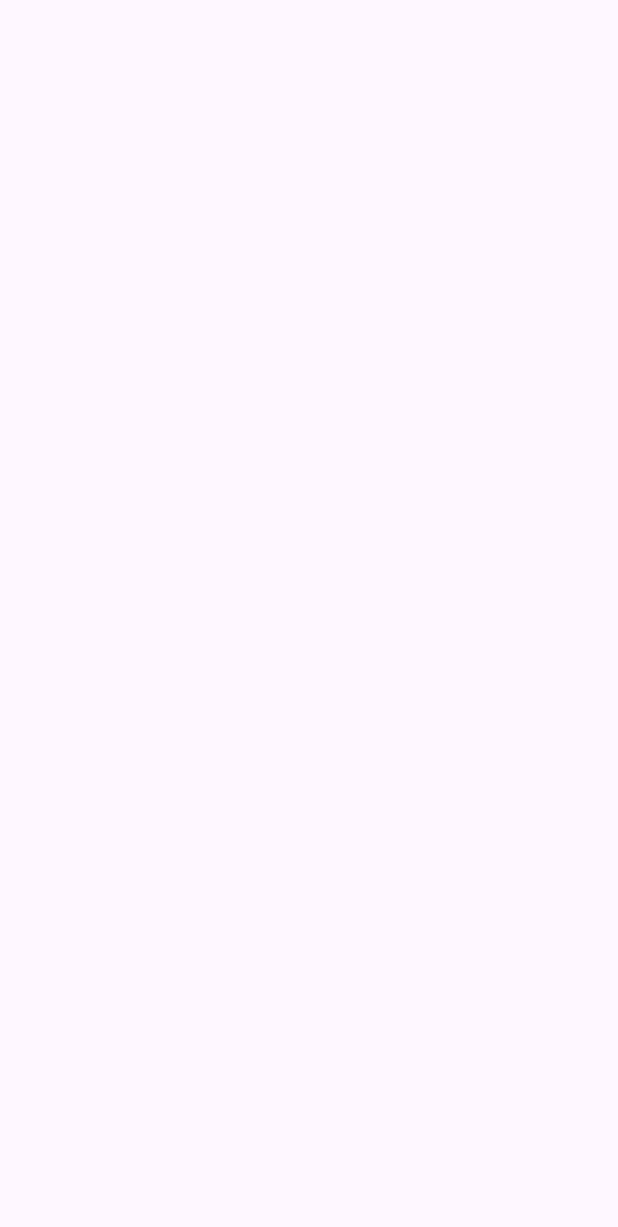
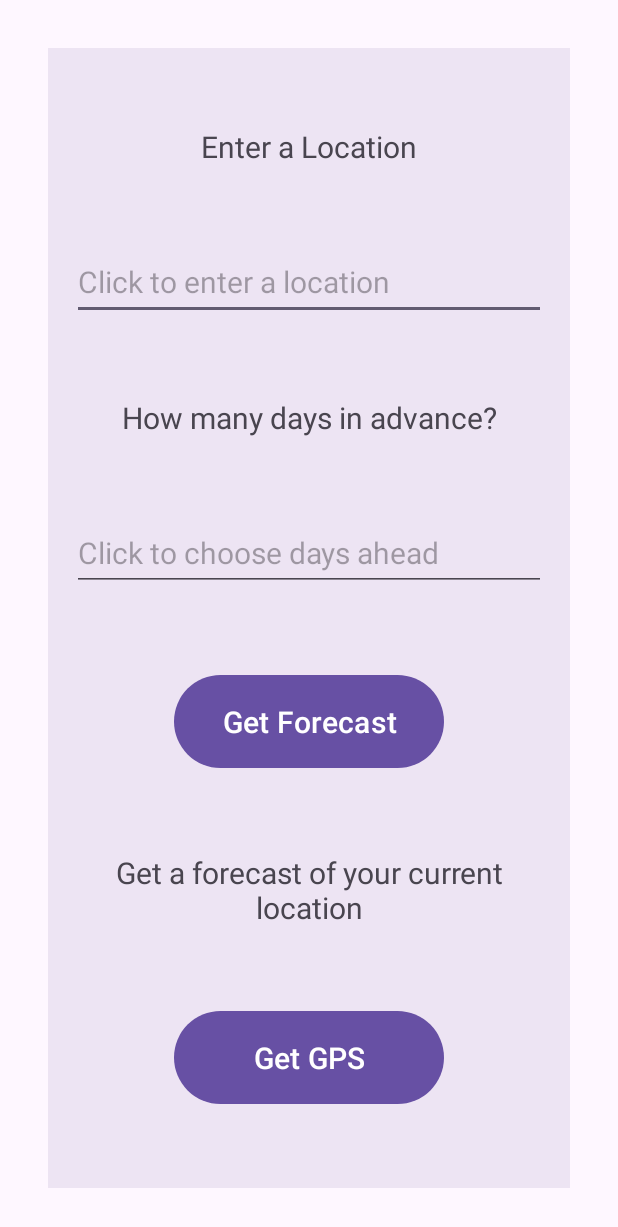
Before and after one commit to turradasam/WeatherApp, an Android app: the screen it shows after launch (MainActivity), on a phone screen of 412 x 824 dp. Before the commit the part shown is empty. Shown: the top 1227 px of the screen. Run offline under Robolectric (Android 15) with nearby library versions, the phone set to English and light mode, and no system bars.

Commit message:
More pages added.

```diff
--- a/app/build.gradle.kts
+++ b/app/build.gradle.kts
@@ -33,6 +33,7 @@ dependencies {
     implementation("androidx.appcompat:appcompat:1.6.1")
     implementation("com.google.android.material:material:1.8.0")
     implementation("androidx.constraintlayout:constraintlayout:2.1.4")
+    implementation("com.google.firebase:firebase-inappmessaging:20.4.0")
     testImplementation("junit:junit:4.13.2")
     androidTestImplementation("androidx.test.ext:junit:1.1.5")
     androidTestImplementation("androidx.test.espresso:espresso-core:3.5.1")
--- a/app/src/main/java/com/example/weatherapp/MainActivity.java
+++ b/app/src/main/java/com/example/weatherapp/MainActivity.java
@@ -2,16 +2,15 @@ package com.example.weatherapp;
 
 import androidx.appcompat.app.AppCompatActivity;
 import android.os.Bundle;
-import android.widget.TextView;
 
 public class MainActivity extends AppCompatActivity {
 
-    /*
     @Override
     protected void onCreate(Bundle savedInstanceState) {
         super.onCreate(savedInstanceState);
         setContentView(R.layout.activity_main);
-
+    }
+/*
         HourForecast hf = new HourForecast();
         hf.setTemperature(32.4);
 
--- a/app/src/main/res/layout/activity_main.xml
+++ b/app/src/main/res/layout/activity_main.xml
@@ -7,6 +7,7 @@
     tools:context=".MainActivity">
 
     <androidx.constraintlayout.widget.ConstraintLayout
+        android:id="@+id/constraintLayout"
         android:layout_width="match_parent"
         android:layout_height="match_parent"
         android:layout_marginStart="32dp"
@@ -21,12 +22,13 @@
 
         <TextView
             android:id="@+id/tv_home_location"
-            android:layout_width="0dp"
+            android:layout_width="wrap_content"
             android:layout_height="wrap_content"
             android:layout_marginStart="16dp"
             android:layout_marginEnd="16dp"
-            android:minHeight="48dp"
             android:text="@string/tv_home_location"
+            android:textAlignment="center"
+            android:textSize="20sp"
             app:layout_constraintBottom_toTopOf="@+id/ev_home_location"
             app:layout_constraintEnd_toEndOf="parent"
             app:layout_constraintHorizontal_bias="0.5"
@@ -36,12 +38,13 @@
 
         <TextView
             android:id="@+id/tv_home_days"
-            android:layout_width="0dp"
+            android:layout_width="wrap_content"
             android:layout_height="wrap_content"
             android:layout_marginStart="16dp"
             android:layout_marginEnd="16dp"
-            android:minHeight="48dp"
             android:text="@string/tv_home_days"
+            android:textAlignment="center"
+            android:textSize="20sp"
             app:layout_constraintBottom_toTopOf="@+id/ev_home_days_ahead"
             app:layout_constraintEnd_toEndOf="parent"
             app:layout_constraintHorizontal_bias="0.5"
@@ -52,13 +55,14 @@
         <EditText
             android:id="@+id/ev_home_location"
             android:layout_width="0dp"
-            android:layout_height="wrap_content"
+            android:layout_height="50dp"
             android:layout_marginStart="16dp"
             android:layout_marginEnd="16dp"
-            android:minHeight="48dp"
-            android:text="@string/et_home_location"
             android:autofillHints="Enter a location"
             android:hint="@string/et_home_location"
+            android:inputType="text"
+            android:minHeight="48dp"
+            android:textSize="20sp"
             app:layout_constraintBottom_toTopOf="@+id/tv_home_days"
             app:layout_constraintEnd_toEndOf="parent"
             app:layout_constraintHorizontal_bias="0.5"
@@ -69,13 +73,14 @@
         <EditText
             android:id="@+id/ev_home_days_ahead"
             android:layout_width="0dp"
-            android:layout_height="wrap_content"
+            android:layout_height="50dp"
             android:layout_marginStart="16dp"
             android:layout_marginEnd="16dp"
-            android:minHeight="48dp"
-            android:text="@string/et_home_days"
             android:autofillHints="Choose how many days ahead"
             android:hint="@string/et_home_days"
+            android:inputType="text"
+            android:minHeight="48dp"
+            android:textSize="20sp"
             app:layout_constraintBottom_toTopOf="@+id/btn_home_get_for"
             app:layout_constraintEnd_toEndOf="parent"
             app:layout_constraintHorizontal_bias="0.5"
@@ -90,7 +95,8 @@
             android:layout_marginStart="16dp"
             android:layout_marginEnd="16dp"
             android:minHeight="48dp"
-            android:text="@string/btn_get_forecast"
+            android:text="@string/btn_home_get_forecast"
+            android:textSize="20sp"
             app:layout_constraintBottom_toTopOf="@+id/tv_home_gps"
             app:layout_constraintEnd_toEndOf="parent"
             app:layout_constraintHorizontal_bias="0.5"
@@ -105,7 +111,8 @@
             android:layout_marginStart="16dp"
             android:layout_marginEnd="16dp"
             android:minHeight="48dp"
-            android:text="@string/btn_get_gps"
+            android:text="@string/btn_home_get_gps"
+            android:textSize="20sp"
             app:layout_constraintBottom_toBottomOf="parent"
             app:layout_constraintEnd_toEndOf="parent"
             app:layout_constraintHorizontal_bias="0.5"
@@ -121,6 +128,8 @@
             android:layout_marginEnd="16dp"
             android:minHeight="48dp"
             android:text="@string/tv_home_get_forecast"
+            android:textAlignment="center"
+            android:textSize="20sp"
             app:layout_constraintBottom_toTopOf="@+id/btn_home_get_gps"
             app:layout_constraintEnd_toEndOf="parent"
             app:layout_constraintHorizontal_bias="0.5"
--- a/app/src/main/res/values/strings.xml
+++ b/app/src/main/res/values/strings.xml
@@ -1,15 +1,15 @@
-<resources>
+<resources id="res_home">
     <string name="app_name">RGU Weather App</string>
-    <string name="str_tv_message">"%.1f" Celsius</string>
-
 
     <string name="tv_home_location">Enter a Location</string>
     <string name="tv_home_days">How many days in advance?</string>
     <string name="tv_home_get_forecast">Get a forecast of your current location</string>
+    <string name="tv_finder_filter">Please Filter Your Location</string>
 
     <string name="et_home_location">Click to enter a location</string>
     <string name="et_home_days">Click to choose days ahead</string>
 
-    <string name="btn_get_forecast">Get Forecast</string>
-    <string name="btn_get_gps">Get GPS</string>
+    <string name="btn_home_get_forecast">Get Forecast</string>
+    <string name="btn_home_get_gps">Get GPS</string>
+    <string name="btn_finder_get">GET FORECAST</string>
 </resources>
```
Also changed, not shown: app/src/main/java/com/example/weatherapp/LocationFilter.java (added, +64 -0 lines), app/src/main/res/layout/fragment_location_filter.xml (added, +50 -0 lines), app/src/main/res/layout/layout_hour_list_item.xml (added, +44 -0 lines).
